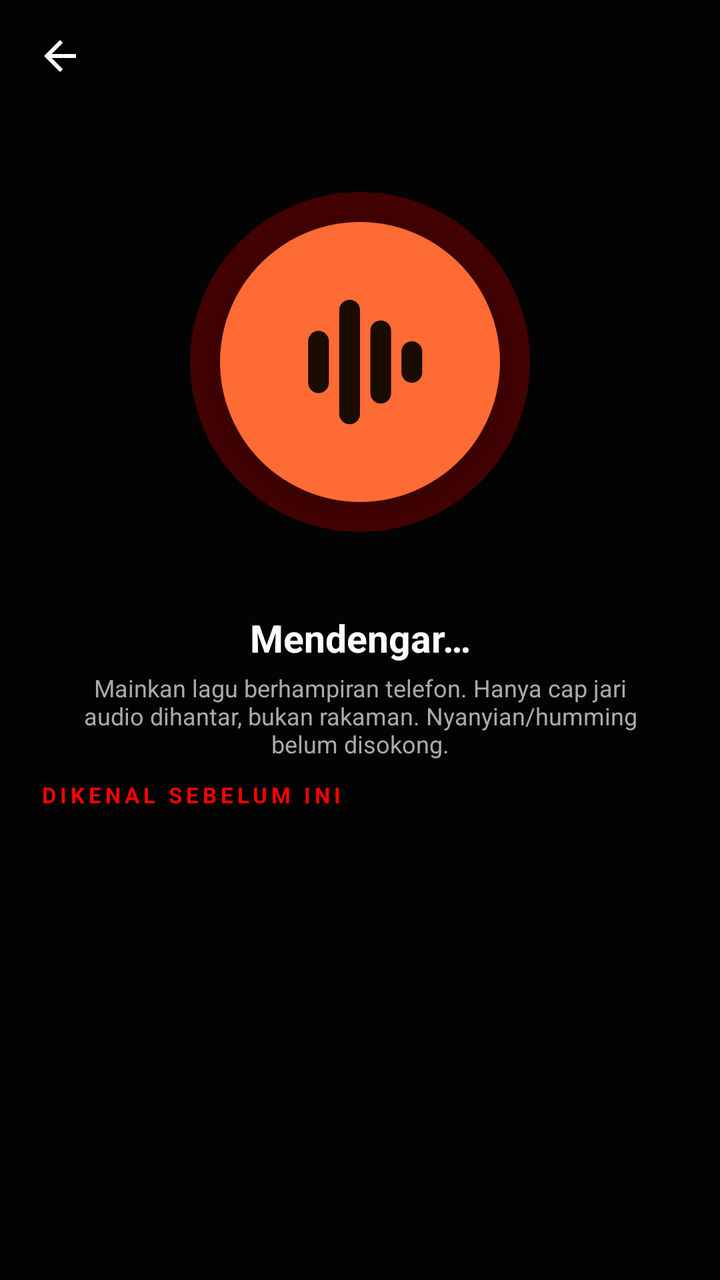
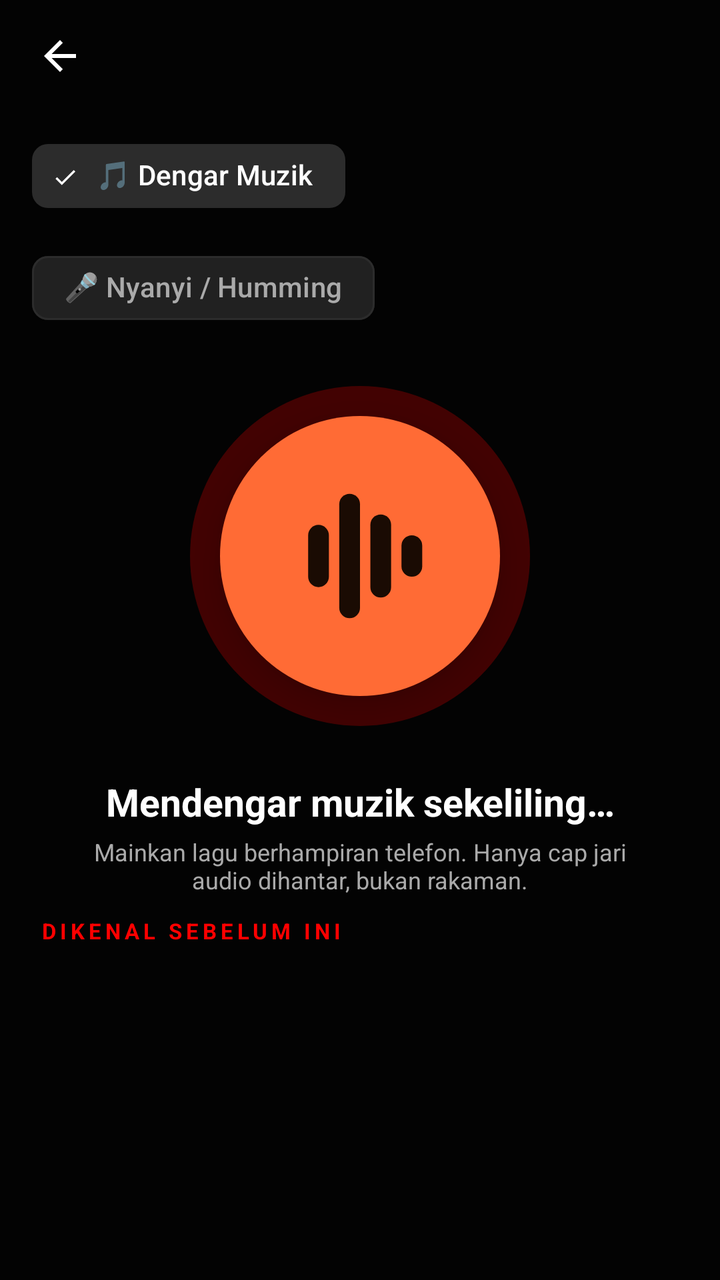

Screens rendered from an Android XML layout before and after an edit, with the pre-edit source and the edit as a unified diff.
<!-- AndroidManifest.xml: application theme Theme.MyChord.TubeAwak -->
<!-- res/layout/activity_recognize.xml -->
<?xml version="1.0" encoding="utf-8"?>
<LinearLayout xmlns:android="http://schemas.android.com/apk/res/android"
    xmlns:app="http://schemas.android.com/apk/res-auto"
    android:layout_width="match_parent"
    android:layout_height="match_parent"
    android:background="?attr/mcBg"
    android:orientation="vertical">

    <include android:id="@+id/top" layout="@layout/view_topbar" />

    <FrameLayout
        android:layout_width="match_parent"
        android:layout_height="250dp">

        <View
            android:id="@+id/recPulse"
            android:layout_width="170dp"
            android:layout_height="170dp"
            android:layout_gravity="center"
            android:alpha="0.25"
            android:background="@drawable/bg_accent_circle" />

        <ImageButton
            android:id="@+id/recButton"
            android:layout_width="140dp"
            android:layout_height="140dp"
            android:layout_gravity="center"
            android:background="@drawable/icon_preview_ember"
            android:contentDescription="@string/rec_title"
            android:elevation="10dp" />
    </FrameLayout>

    <TextView
        android:id="@+id/recStatus"
        style="@style/Txt.Section"
        android:layout_width="match_parent"
        android:layout_height="wrap_content"
        android:gravity="center"
        android:text="@string/rec_listening" />

    <TextView
        style="@style/Txt.Dim"
        android:layout_width="match_parent"
        android:layout_height="wrap_content"
        android:layout_marginStart="32dp"
        android:layout_marginTop="4dp"
        android:layout_marginEnd="32dp"
        android:gravity="center"
        android:text="@string/rec_note"
        android:textSize="12sp" />

    <LinearLayout
        android:id="@+id/recResult"
        android:layout_width="match_parent"
        android:layout_height="wrap_content"
        android:layout_margin="16dp"
        android:background="@drawable/bg_surface"
        android:orientation="vertical"
        android:padding="14dp"
        android:visibility="gone">

        <LinearLayout
            android:layout_width="match_parent"
            android:layout_height="wrap_content"
            android:gravity="center_vertical"
            android:orientation="horizontal">

            <com.google.android.material.imageview.ShapeableImageView
                android:id="@+id/recSongArt"
                android:layout_width="72dp"
                android:layout_height="72dp"
                android:scaleType="centerCrop"
                android:src="@drawable/art_placeholder"
                app:shapeAppearanceOverlay="@style/Shape.Round12" />

            <LinearLayout
                android:layout_width="0dp"
                android:layout_height="wrap_content"
                android:layout_marginStart="14dp"
                android:layout_weight="1"
                android:orientation="vertical">

                <TextView android:id="@+id/recSongTitle" style="@style/Txt.Body" android:layout_width="match_parent" android:layout_height="wrap_content" android:textSize="18sp" android:textStyle="bold" />
                <TextView android:id="@+id/recSongArtist" style="@style/Txt.Dim" android:layout_width="match_parent" android:layout_height="wrap_content" />
            </LinearLayout>
        </LinearLayout>

        <LinearLayout
            android:layout_width="match_parent"
            android:layout_height="wrap_content"
            android:layout_marginTop="12dp"
            android:orientation="horizontal">

            <com.google.android.material.button.MaterialButton
                android:id="@+id/recPlay"
                android:layout_width="0dp"
                android:layout_height="52dp"
                android:layout_marginEnd="6dp"
                android:layout_weight="1"
                android:text="@string/rec_play"
                android:textColor="?attr/mcOnAccent"
                app:backgroundTint="?attr/mcAccent"
                app:icon="@drawable/ic_play"
                app:iconTint="?attr/mcOnAccent" />

            <com.google.android.material.button.MaterialButton
                android:id="@+id/recLike"
                android:layout_width="0dp"
                android:layout_height="52dp"
                android:layout_marginStart="6dp"
                android:layout_weight="1"
                android:text="@string/menu_like"
                android:textColor="?attr/mcText"
                app:backgroundTint="?attr/mcSurface2"
                app:icon="@drawable/ic_heart"
                app:iconTint="?attr/mcText" />
        </LinearLayout>
    </LinearLayout>

    <TextView
        style="@style/Txt.Overline"
        android:layout_width="wrap_content"
        android:layout_height="wrap_content"
        android:layout_marginStart="20dp"
        android:layout_marginTop="10dp"
        android:text="@string/rec_history" />

    <androidx.recyclerview.widget.RecyclerView
        android:id="@+id/recHistory"
        android:layout_width="match_parent"
        android:layout_height="0dp"
        android:layout_weight="1" />

    <include
        android:id="@+id/mini"
        layout="@layout/view_mini_player"
        android:visibility="gone" />
</LinearLayout>
<!-- res/layout/view_topbar.xml (included above) -->
<?xml version="1.0" encoding="utf-8"?>
<LinearLayout xmlns:android="http://schemas.android.com/apk/res/android"
    android:layout_width="match_parent"
    android:layout_height="56dp"
    android:gravity="center_vertical"
    android:orientation="horizontal"
    android:paddingStart="8dp"
    android:paddingEnd="8dp">

    <ImageButton
        android:id="@+id/topBack"
        android:layout_width="44dp"
        android:layout_height="44dp"
        android:background="?attr/selectableItemBackgroundBorderless"
        android:src="@drawable/ic_back" />

    <TextView
        android:id="@+id/topTitle"
        style="@style/Txt.Section"
        android:layout_width="0dp"
        android:layout_height="wrap_content"
        android:layout_marginStart="8dp"
        android:layout_weight="1"
        android:ellipsize="end"
        android:maxLines="1" />

    <ImageButton
        android:id="@+id/topAction"
        android:layout_width="44dp"
        android:layout_height="44dp"
        android:background="?attr/selectableItemBackgroundBorderless"
        android:src="@drawable/ic_more"
        android:visibility="gone" />
</LinearLayout>
<!-- res/layout/view_mini_player.xml (included above) -->
<?xml version="1.0" encoding="utf-8"?>
<FrameLayout xmlns:android="http://schemas.android.com/apk/res/android"
    xmlns:app="http://schemas.android.com/apk/res-auto"
    android:layout_width="match_parent"
    android:layout_height="wrap_content"
    android:paddingStart="10dp"
    android:paddingTop="6dp"
    android:paddingEnd="10dp">

    <LinearLayout
        android:id="@+id/miniCard"
        android:layout_width="match_parent"
        android:layout_height="64dp"
        android:background="@drawable/bg_mini"
        android:gravity="center_vertical"
        android:orientation="horizontal"
        android:paddingStart="8dp"
        android:paddingEnd="6dp">

        <com.google.android.material.imageview.ShapeableImageView
            android:id="@+id/miniArt"
            android:layout_width="48dp"
            android:layout_height="48dp"
            android:scaleType="centerCrop"
            android:src="@drawable/art_placeholder"
            app:shapeAppearanceOverlay="@style/Shape.Round12" />

        <LinearLayout
            android:layout_width="0dp"
            android:layout_height="wrap_content"
            android:layout_marginStart="12dp"
            android:layout_weight="1"
            android:orientation="vertical">

            <TextView
                android:id="@+id/miniTitle"
                style="@style/Txt.Body"
                android:layout_width="match_parent"
                android:layout_height="wrap_content"
                android:ellipsize="end"
                android:maxLines="1"
                android:textStyle="bold" />

            <TextView
                android:id="@+id/miniArtist"
                style="@style/Txt.Dim"
                android:layout_width="match_parent"
                android:layout_height="wrap_content"
                android:ellipsize="end"
                android:maxLines="1" />
        </LinearLayout>

        <ImageButton
            android:id="@+id/miniPlay"
            android:layout_width="44dp"
            android:layout_height="44dp"
            android:background="?attr/selectableItemBackgroundBorderless"
            android:src="@drawable/ic_play" />

        <ImageButton
            android:id="@+id/miniNext"
            android:layout_width="44dp"
            android:layout_height="44dp"
            android:background="?attr/selectableItemBackgroundBorderless"
            android:src="@drawable/ic_next" />
    </LinearLayout>

    <ProgressBar
        android:id="@+id/miniProgress"
        style="?android:attr/progressBarStyleHorizontal"
        android:layout_width="match_parent"
        android:layout_height="2dp"
        android:layout_gravity="bottom"
        android:layout_marginStart="20dp"
        android:layout_marginEnd="20dp"
        android:max="1000"
        android:progressBackgroundTint="@android:color/transparent"
        android:progressTint="?attr/mcAccent" />
</FrameLayout>
<!-- resources referenced by this layout -->
<resources>
  <!-- drawable bg_accent_circle (drawable) -->
  <shape xmlns:android="http://schemas.android.com/apk/res/android" android:shape="oval"><solid android:color="?attr/mcAccent"/></shape>
  <string name="menu_like">Suka</string>
  <string name="rec_history">Dikenal sebelum ini</string>
  <string name="rec_listening">Mendengar…</string>
  <string name="rec_note">Mainkan lagu berhampiran telefon. Hanya cap jari audio dihantar, bukan rakaman. Nyanyian/humming belum disokong.</string>
  <string name="rec_play">Dengar</string>
  <string name="rec_title">Kenal lagu</string>
  <style name="Shape.Round12" parent=""><item name="cornerFamily">rounded</item><item name="cornerSize">12dp</item></style>
  <style name="Txt.Body" parent="">
          <item name="android:textSize">15sp</item>
          <item name="android:textColor">?attr/mcText</item>
      </style>
  <style name="Txt.Dim" parent="">
          <item name="android:textSize">13sp</item>
          <item name="android:textColor">?attr/mcTextDim</item>
      </style>
  <style name="Txt.Section" parent="">
          <item name="android:textSize">19sp</item>
          <item name="android:textStyle">bold</item>
          <item name="android:textColor">?attr/mcText</item>
      </style>
  <color name="t_tubeawak_mcbg">#030303</color>
  <color name="t_tubeawak_mcsurface">#212121</color>
  <color name="t_tubeawak_mcsurface2">#2C2C2C</color>
  <color name="t_tubeawak_mctext">#FFFFFF</color>
  <color name="t_tubeawak_mctextdim">#AAAAAA</color>
  <color name="t_tubeawak_mcaccent">#FF0000</color>
  <color name="t_tubeawak_mconaccent">#FFFFFF</color>
  <color name="t_tubeawak_colorprimary">#FF0000</color>
  <color name="t_tubeawak_coloronprimary">#FFFFFF</color>
  <color name="t_tubeawak_colorsecondary">#FF0000</color>
  <color name="t_tubeawak_colorprimarycontainer">#2C2C2C</color>
  <color name="t_tubeawak_coloronprimarycontainer">#FFFFFF</color>
  <color name="t_tubeawak_colorsecondarycontainer">#2C2C2C</color>
  <color name="t_tubeawak_coloronsecondarycontainer">#FFFFFF</color>
  <color name="t_tubeawak_colorsurface">#212121</color>
  <color name="t_tubeawak_colorsurfacecontainer">#212121</color>
  <color name="t_tubeawak_colorsurfacecontainerhigh">#2C2C2C</color>
  <color name="t_tubeawak_coloronsurface">#FFFFFF</color>
  <color name="t_tubeawak_coloronsurfacevariant">#AAAAAA</color>
  <color name="t_tubeawak_coloroutline">#2C2C2C</color>
  <color name="t_tubeawak_colorbackground">#030303</color>
  <color name="t_tubeawak_windowbackground">#030303</color>
  <color name="t_tubeawak_textcolorprimary">#FFFFFF</color>
  <color name="t_tubeawak_textcolorsecondary">#AAAAAA</color>
  <color name="t_tubeawak_statusbarcolor">#030303</color>
  <color name="t_tubeawak_navigationbarcolor">#030303</color>
  <!-- unchanged entries left out for length: 13 -->
</resources>

<!-- the commit's change to res/layout/activity_recognize.xml (unified diff, before → after) -->
@@ -8,9 +8,41 @@
 
     <include android:id="@+id/top" layout="@layout/view_topbar" />
 
+    
+    <com.google.android.material.chip.ChipGroup
+        android:id="@+id/recModeGroup"
+        android:layout_width="match_parent"
+        android:layout_height="wrap_content"
+        android:layout_marginStart="16dp"
+        android:layout_marginEnd="16dp"
+        android:layout_marginTop="8dp"
+        android:gravity="center"
+        app:selectionRequired="true"
+        app:singleSelection="true">
+
+        <com.google.android.material.chip.Chip
+            android:id="@+id/modeShazam"
+            style="@style/Widget.Material3.Chip.Filter"
+            android:layout_width="wrap_content"
+            android:layout_height="wrap_content"
+            android:checked="true"
+            android:text="@string/rec_mode_listen"
+            app:chipIcon="@drawable/ic_note"
+            app:chipIconSize="18dp" />
+
+        <com.google.android.material.chip.Chip
+            android:id="@+id/modeHum"
+            style="@style/Widget.Material3.Chip.Filter"
+            android:layout_width="wrap_content"
+            android:layout_height="wrap_content"
+            android:text="@string/rec_mode_hum"
+            app:chipIcon="@drawable/ic_mic"
+            app:chipIconSize="18dp" />
+    </com.google.android.material.chip.ChipGroup>
+
     <FrameLayout
         android:layout_width="match_parent"
-        android:layout_height="250dp">
+        android:layout_height="220dp">
 
         <View
             android:id="@+id/recPulse"
@@ -39,6 +71,7 @@
         android:text="@string/rec_listening" />
 
     <TextView
+        android:id="@+id/recNote"
         style="@style/Txt.Dim"
         android:layout_width="match_parent"
         android:layout_height="wrap_content"
@@ -116,6 +149,30 @@
                 app:iconTint="?attr/mcText" />
         </LinearLayout>
     </LinearLayout>
+
+    
+    <LinearLayout
+        android:id="@+id/recHumResults"
+        android:layout_width="match_parent"
+        android:layout_height="wrap_content"
+        android:layout_marginStart="16dp"
+        android:layout_marginEnd="16dp"
+        android:orientation="vertical"
+        android:visibility="gone">
+
+        <TextView
+            style="@style/Txt.Overline"
+            android:layout_width="wrap_content"
+            android:layout_height="wrap_content"
+            android:text="@string/rec_hum_results" />
+    </LinearLayout>
+
+    <androidx.recyclerview.widget.RecyclerView
+        android:id="@+id/recHumList"
+        android:layout_width="match_parent"
+        android:layout_height="0dp"
+        android:layout_weight="0"
+        android:visibility="gone" />
 
     <TextView
         style="@style/Txt.Overline"
<!-- resource entries referenced after the edit -->
@@ -2,10 +2,30 @@
 <resources>
   <!-- drawable bg_accent_circle (drawable) -->
   <shape xmlns:android="http://schemas.android.com/apk/res/android" android:shape="oval"><solid android:color="?attr/mcAccent"/></shape>
+  <!-- drawable ic_mic (drawable) -->
+  <?xml version="1.0" encoding="utf-8"?>
+  <vector xmlns:android="http://schemas.android.com/apk/res/android"
+      android:width="24dp"
+      android:height="24dp"
+      android:viewportWidth="24"
+      android:viewportHeight="24">
+      <path
+          android:fillColor="#FFFFFF"
+          android:pathData="M12,14c1.66,0 3,-1.34 3,-3V5c0,-1.66 -1.34,-3 -3,-3S9,3.34 9,5v6C9,12.66 10.34,14 12,14zM17.3,11c0,3 -2.54,5.1 -5.3,5.1S6.7,14 6.7,11H5c0,3.41 2.72,6.23 6,6.72V21h2v-3.28c3.28,-0.48 6,-3.3 6,-6.72H17.3z"/>
+  </vector>
+  <!-- drawable ic_note (drawable) -->
+  <vector xmlns:android="http://schemas.android.com/apk/res/android"
+      android:width="24dp" android:height="24dp" android:viewportWidth="24" android:viewportHeight="24"
+      android:tint="?attr/mcText">
+      <path android:fillColor="@android:color/white" android:pathData="M12,3v10.55c-0.59,-0.34 -1.27,-0.55 -2,-0.55 -2.21,0 -4,1.79 -4,4s1.79,4 4,4 4,-1.79 4,-4V7h4V3h-6z"/>
+  </vector>
   <string name="menu_like">Suka</string>
   <string name="rec_history">Dikenal sebelum ini</string>
-  <string name="rec_listening">Mendengar…</string>
-  <string name="rec_note">Mainkan lagu berhampiran telefon. Hanya cap jari audio dihantar, bukan rakaman. Nyanyian/humming belum disokong.</string>
+  <string name="rec_hum_results">Hasil carian</string>
+  <string name="rec_listening">Mendengar muzik sekeliling…</string>
+  <string name="rec_mode_hum">🎤 Nyanyi / Humming</string>
+  <string name="rec_mode_listen">🎵 Dengar Muzik</string>
+  <string name="rec_note">Mainkan lagu berhampiran telefon. Hanya cap jari audio dihantar, bukan rakaman.</string>
   <string name="rec_play">Dengar</string>
   <string name="rec_title">Kenal lagu</string>
   <style name="Shape.Round12" parent=""><item name="cornerFamily">rounded</item><item name="cornerSize">12dp</item></style>
